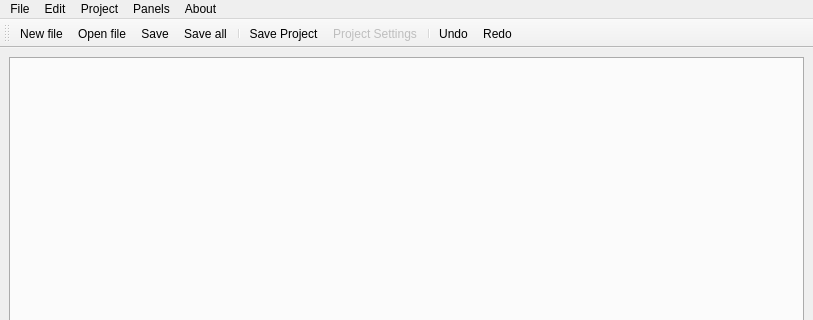
Before: the Qt Designer form ui/MainWindow.ui in timbaker/ceed, drawn with Qt 5; both pictures show x 0 to 813 and y 0 to 320 of the 813 by 864 pixel window.
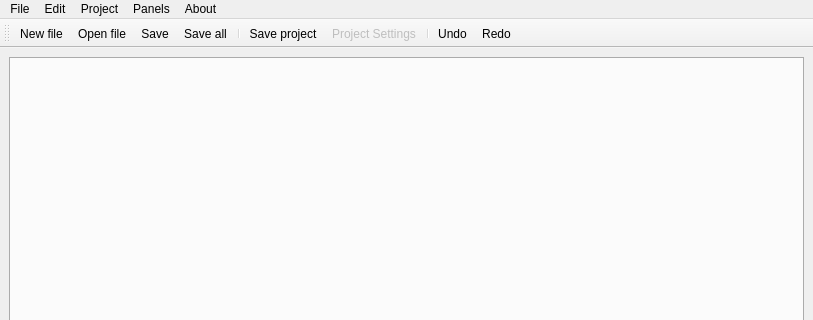
After: the same form once the commit is applied. Icons and pictures are not drawn.

Commit message: MOD: smaller refactoring changes to fusion44's patch MOD: MainWindow.ui, renaming Save Project to Save project (super worthy change!)

```diff
--- a/ui/MainWindow.ui
+++ b/ui/MainWindow.ui
@@ -265,7 +265,7 @@
      <normaloff>icons/actions/save_project.png</normaloff>icons/actions/save_project.png</iconset>
    </property>
    <property name="text">
-    <string>Save Project</string>
+    <string>Save project</string>
    </property>
   </action>
   <action name="actionProjectSettings">
```
Left out of the diff: 5 changed lines with no effect on the pictures. The commit also changes 1 other file.
